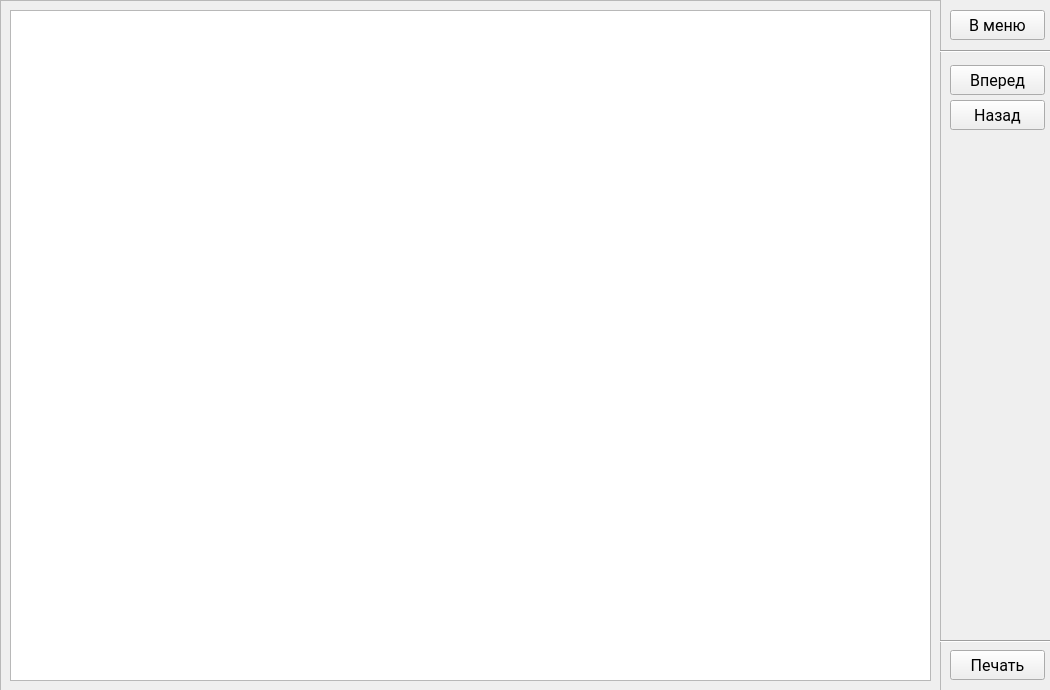
The window that ui/theory_template.ui (vemneyy/educational-practice-gui) describes before a commit, drawn with Qt 5.
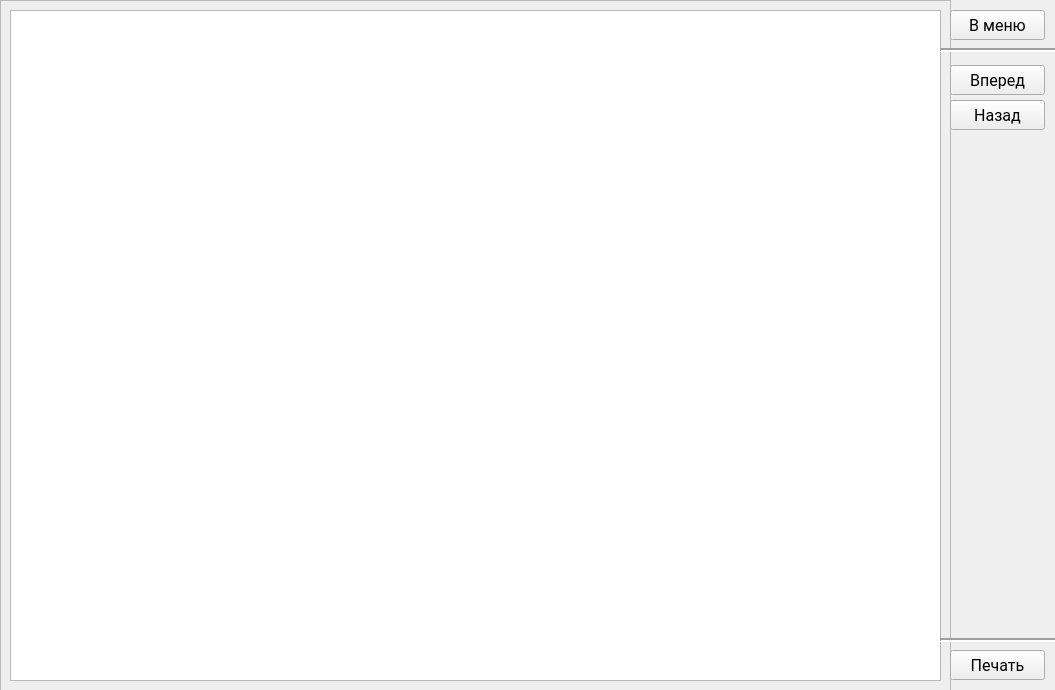
The same window after the commit.

```diff
--- a/ui/theory_template.ui
+++ b/ui/theory_template.ui
@@ -6,19 +6,19 @@
    <rect>
     <x>0</x>
     <y>0</y>
-    <width>1050</width>
+    <width>1055</width>
     <height>690</height>
    </rect>
   </property>
   <property name="minimumSize">
    <size>
-    <width>1050</width>
+    <width>1055</width>
     <height>690</height>
    </size>
   </property>
   <property name="maximumSize">
    <size>
-    <width>1050</width>
+    <width>1055</width>
     <height>690</height>
    </size>
   </property>
@@ -31,7 +31,7 @@
      <rect>
       <x>0</x>
       <y>0</y>
-      <width>941</width>
+      <width>951</width>
       <height>691</height>
      </rect>
     </property>
@@ -43,7 +43,7 @@
       <rect>
        <x>0</x>
        <y>0</y>
-       <width>939</width>
+       <width>949</width>
        <height>689</height>
       </rect>
      </property>
@@ -123,11 +123,17 @@
     <property name="geometry">
      <rect>
       <x>940</x>
-      <y>50</y>
-      <width>118</width>
-      <height>3</height>
+      <y>40</y>
+      <width>120</width>
+      <height>20</height>
      </rect>
     </property>
+    <property name="frameShadow">
+     <enum>QFrame::Sunken</enum>
+    </property>
+    <property name="lineWidth">
+     <number>2</number>
+    </property>
     <property name="orientation">
      <enum>Qt::Horizontal</enum>
     </property>
@@ -155,11 +161,17 @@
     <property name="geometry">
      <rect>
       <x>940</x>
-      <y>640</y>
-      <width>118</width>
-      <height>3</height>
+      <y>630</y>
+      <width>120</width>
+      <height>20</height>
      </rect>
     </property>
+    <property name="frameShadow">
+     <enum>QFrame::Sunken</enum>
+    </property>
+    <property name="lineWidth">
+     <number>2</number>
+    </property>
     <property name="orientation">
      <enum>Qt::Horizontal</enum>
     </property>
```
Left out of the diff: 7 changed lines with no effect on the pictures.
